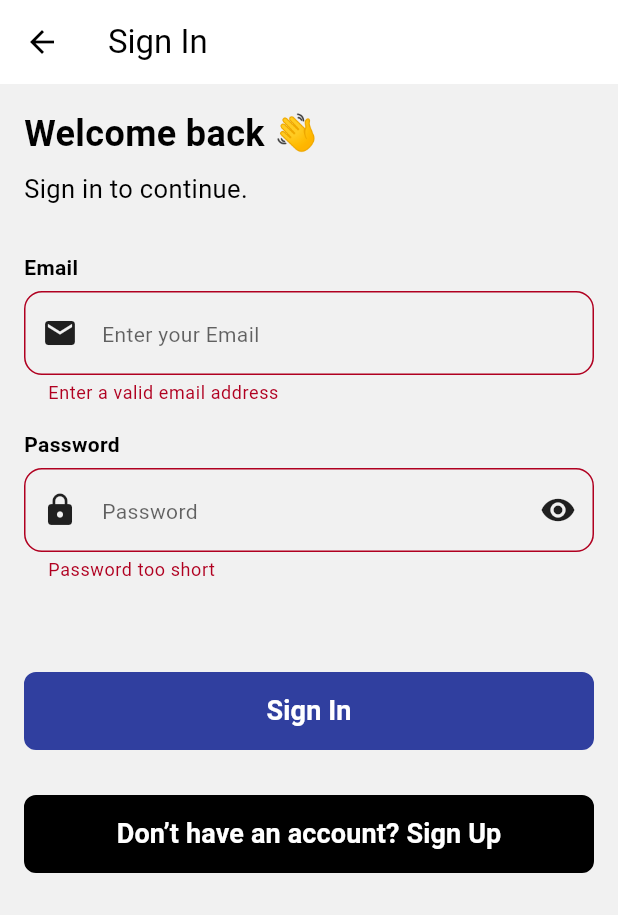
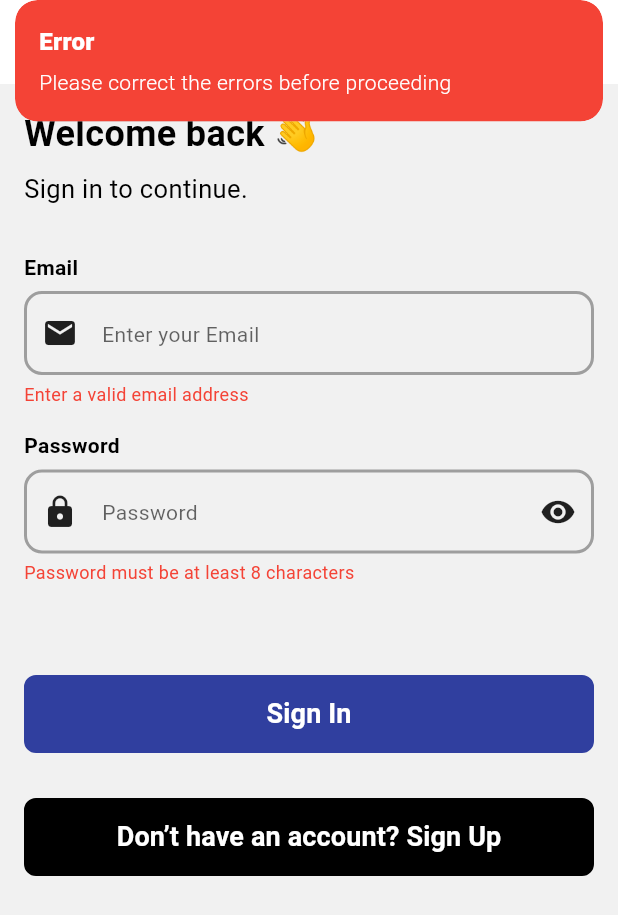
Before and after one commit to Ade1fe/cat-app, a Flutter app: the SignInScreen screen opened by its route, after a tap on "Sign In", on a phone screen of 412 x 824 dp. Shown: the top 915 px of the screen. Run offline on Flutter 3.47's test engine with Material 3 defaults, Android fonts, the phone set to English and light mode, and no system bars; our stand-ins replace get, shared_preferences; accounts and stored records are empty.

Commit message:
sharedpref and error fixes

```diff
--- a/lib/auth/sign_in_screen.dart
+++ b/lib/auth/sign_in_screen.dart
@@ -1,62 +1,28 @@
-// ignore_for_file: use_build_context_synchronously
-
-import 'package:cat_shop/hooks/auth_helper.dart';
+import 'package:cat_shop/controller/auth_controller.dart';
 import 'package:cat_shop/routes/route_names.dart';
+import 'package:cat_shop/theme/styles.dart';
+import 'package:cat_shop/theme/theme.dart';
+import 'package:cat_shop/widgets/bottom_navigation.dart';
+import 'package:cat_shop/widgets/custom_button.dart';
 import 'package:cat_shop/widgets/custom_input_field.dart';
 import 'package:flutter/material.dart';
-import 'package:shared_preferences/shared_preferences.dart';
-import 'package:cat_shop/widgets/bottom_navigation.dart';
-import 'package:cat_shop/widgets/custom_button.dart';
-import 'package:cat_shop/theme/styles.dart';
-import 'package:cat_shop/theme/theme.dart';
+import 'package:get/get.dart';
 
 class SignInScreen extends StatefulWidget {
   const SignInScreen({super.key});
 
   @override
-  // ignore: library_private_types_in_public_api
-  _SignInScreenState createState() => _SignInScreenState();
+  State<SignInScreen> createState() => _SignInScreenState();
 }
 
 class _SignInScreenState extends State<SignInScreen> {
-  final emailController = TextEditingController();
-  final passwordController = TextEditingController();
+  final AuthController authController = Get.put(AuthController());
+  final RxBool isLoading = false.obs;
   bool passwordVisible = true;
-  bool isLoading = false;
   final _formKey = GlobalKey<FormState>();
 
-  Future<void> _signIn() async {
-    setState(() => isLoading = true);
-
-    final email = emailController.text.trim();
-    final password = passwordController.text.trim();
-
-    if (email.isEmpty || password.isEmpty) {
-      _showSnackbar('Email or password cannot be empty.');
-      setState(() => isLoading = false);
-      return;
-    }
-
-    try {
-      final isValid = await AuthHelper.validateLogin(email, password, email);
-
-      if (isValid) {
-        final prefs = await SharedPreferences.getInstance();
-        prefs.setBool('isLoggedIn', true);
-        prefs.setString('fullName', email);
-
-        if (mounted) {
-          _navigateToHome(email);
-        }
-      } else {
-        _showSnackbar('Invalid login credentials.');
-      }
-    } catch (error) {
-      _showSnackbar('An error occurred during sign-in. Please try again.');
-      debugPrint('Error during sign-in: $error');
-    } finally {
-      if (mounted) setState(() => isLoading = false);
-    }
+  Future<void> signIn() async {
+    authController.login();
   }
 
   void _navigateToHome(String fullName) {
@@ -68,31 +34,14 @@ class _SignInScreenState extends State<SignInScreen> {
     );
   }
 
-  void _showSnackbar(String message) {
-    ScaffoldMessenger.of(context)
-        .showSnackBar(SnackBar(content: Text(message)));
-  }
-
-  String? _validateEmail(String value) {
-    final emailRegex = RegExp(r"^[a-zA-Z0-9.]+@[a-zA-Z0-9]+\.[a-zA-Z]+$");
-    return emailRegex.hasMatch(value) ? null : 'Enter a valid email address';
-  }
-
-  @override
-  void dispose() {
-    emailController.dispose();
-    passwordController.dispose();
-    super.dispose();
-  }
-
   @override
   Widget build(BuildContext context) {
     return Scaffold(
       appBar: AppBar(title: const Text('Sign In')),
-      body: Form(
+      body: Padding(
+        padding: const EdgeInsets.all(16.0),
+        child: Form(
           key: _formKey,
-        child: Padding(
-          padding: const EdgeInsets.all(16.0),
           child: ListView(
             children: [
               const Text('Welcome back 👋', style: Styles.titleOne),
@@ -102,41 +51,74 @@ class _SignInScreenState extends State<SignInScreen> {
               const Text('Email', style: Styles.labelOne),
               const SizedBox(height: 6),
               CustomInputField(
-                controller: emailController,
+                controller: authController.emailController,
                 hintText: 'Enter your Email',
                 prefixIcon: Icons.email,
-                validator: (value) => _validateEmail(value ?? ''),
               ),
+              Obx(() => authController.isEmailValid.value
+                  ? const SizedBox.shrink()
+                  : const Padding(
+                      padding: EdgeInsets.only(top: 4.0),
+                      child: Text(
+                        'Enter a valid email address',
+                        style: TextStyle(color: Colors.red, fontSize: 12),
+                      ),
+                    )),
               const SizedBox(height: 16),
               const Text('Password', style: Styles.labelOne),
               const SizedBox(height: 6),
               CustomInputField(
-                controller: passwordController,
+                controller: authController.passwordController,
                 hintText: 'Password',
                 prefixIcon: Icons.lock,
                 isPasswordField: true,
                 obscureText: passwordVisible,
                 togglePasswordVisibility: () {
-                  setState(() => passwordVisible = !passwordVisible);
+                  setState(() {
+                    passwordVisible = !passwordVisible;
+                  });
                 },
-                validator: (value) =>
-                    (value?.length ?? 0) < 8 ? 'Password too short' : null,
               ),
+              Obx(() => authController.isPasswordValid.value
+                  ? const SizedBox.shrink()
+                  : const Padding(
+                      padding: EdgeInsets.only(top: 4.0),
+                      child: Text(
+                        'Password must be at least 8 characters',
+                        style: TextStyle(color: Colors.red, fontSize: 12),
+                      ),
+                    )),
               const SizedBox(height: 60),
-              CustomButton(
+              Obx(() => CustomButton(
                     text: 'Sign In',
                     backgroundColor: ThemeClass.mainColor,
                     textColor: Colors.white,
                     width: 200,
                     borderWidth: 2,
                     borderColor: ThemeClass.mainColor,
-                isLoading: isLoading,
+                    isLoading: isLoading.value,
                     onPressed: () {
                       if (_formKey.currentState?.validate() ?? false) {
-                    _signIn();
+                        isLoading.value = true;
+
+                        authController.login();
+                        if (authController.isEmailValid.value &&
+                            authController.isPasswordValid.value) {
+                          isLoading.value = false;
+                          _navigateToHome(
+                              authController.fullNameController.text);
+                        } else {
+                          isLoading.value = false;
+                          Get.snackbar(
+                            'Error',
+                            'Please correct the errors before proceeding',
+                            colorText: Colors.white,
+                            backgroundColor: Colors.red,
+                          );
+                        }
                       }
                     },
-              ),
+                  )),
               const SizedBox(height: 30),
               CustomButton(
                 text: 'Don’t have an account? Sign Up',
@@ -146,7 +128,7 @@ class _SignInScreenState extends State<SignInScreen> {
                 borderWidth: 2,
                 borderColor: Colors.black,
                 onPressed: () {
-                  Navigator.pushNamed(context, RouteNames.signUp);
+                  Get.toNamed(RouteNames.signUp);
                 },
               ),
             ],
--- /dev/null
+++ b/lib/controller/auth_controller.dart
@@ -0,0 +1,82 @@
+
+import 'package:flutter/material.dart';
+import 'package:get/get.dart';
+
+class AuthController extends GetxController {
+  RxBool isLoggedIn = false.obs;
+
+  var emailController = TextEditingController();
+  var passwordController = TextEditingController();
+  var fullNameController = TextEditingController();
+
+  var isEmailValid = true.obs;
+  var isPasswordValid = true.obs;
+  var isFullNameValid = true.obs;
+
+  String? validateEmail(String email) {
+    final emailRegex = RegExp(r"^[a-zA-Z0-9.]+@[a-zA-Z0-9]+\.[a-zA-Z]+$");
+    return emailRegex.hasMatch(email) ? null : 'Enter a valid email address';
+  }
+
+  String? validatePassword(String password) {
+    return password.length >= 8
+        ? null
+        : 'Password must be at least 8 characters';
+  }
+
+  String? validateName(String name) {
+    return name.isNotEmpty && RegExp(r'^[a-zA-Z]+$').hasMatch(name)
+        ? null
+        : 'Name must only contain letters';
+  }
+
+  void login() {
+    String email = emailController.text.trim();
+    String password = passwordController.text;
+
+    isEmailValid.value = validateEmail(email) == null;
+    isPasswordValid.value = validatePassword(password) == null;
+
+    if (isEmailValid.value && isPasswordValid.value) {
+      Get.snackbar(
+        'Success',
+        'Logged In Successfully',
+        colorText: Colors.white,
+        backgroundColor: Colors.green,
+      );
+    } else {
+      Get.snackbar(
+        'Error',
+        'Please correct the errors before proceeding',
+        colorText: Colors.white,
+        backgroundColor: Colors.red,
+      );
+    }
+  }
+
+  void signup({required String email, required String password, required String fullName}) {
+    String email = emailController.text.trim();
+    String password = passwordController.text;
+    String fullName = fullNameController.text;
+
+    isEmailValid.value = validateEmail(email) == null;
+    isPasswordValid.value = validatePassword(password) == null;
+    isFullNameValid.value = validateName(fullName) == null;
+
+    if (isEmailValid.value && isPasswordValid.value && isFullNameValid.value) {
+      Get.snackbar(
+        'Success',
+        'Logged In Successfully',
+        colorText: Colors.white,
+        backgroundColor: Colors.green,
+      );
+    } else {
+      Get.snackbar(
+        'Error',
+        'Please correct the errors before proceeding',
+        colorText: Colors.white,
+        backgroundColor: Colors.red,
+      );
+    }
+  }
+}
--- a/lib/main.dart
+++ b/lib/main.dart
@@ -2,7 +2,7 @@ import 'package:cat_shop/routes/app_routes.dart';
 import 'package:cat_shop/routes/route_names.dart';
 import 'package:cat_shop/theme/theme.dart';
 import 'package:flutter/material.dart';
-// import 'package:cat_shop/screens/splash_screen.dart';
+import 'package:get/get.dart';
 
 void main() {
   runApp(const MyApp());
@@ -13,12 +13,11 @@ class MyApp extends StatelessWidget {
 
   @override
   Widget build(BuildContext context) {
-    return MaterialApp(
+    return GetMaterialApp(
       debugShowCheckedModeBanner: false,
       theme: ThemeClass.lightTheme,
       darkTheme: ThemeClass.darkTheme,
       themeMode: ThemeMode.system,
-      // home: const SplashScreen(),
       onGenerateRoute: AppRoutes.generateRoute,
       initialRoute: RouteNames.home,
     );
--- a/lib/routes/app_routes.dart
+++ b/lib/routes/app_routes.dart
@@ -13,6 +13,7 @@ class AppRoutes {
       case RouteNames.signUp:
         return MaterialPageRoute(builder: (_) => const SignUpScreen());
       case RouteNames.signIn:
+        // return MaterialPageRoute(builder: (_) => const SignInScreen());
         return MaterialPageRoute(builder: (_) => const SignInScreen());
       case RouteNames.dashBoard:
         final fullName = settings.arguments as String;
--- a/lib/screens/dashboard_screen.dart
+++ b/lib/screens/dashboard_screen.dart
@@ -1,10 +1,13 @@
+
 import 'package:flutter/material.dart';
 import 'package:cat_shop/theme/styles.dart';
+
 
 class DashboardScreen extends StatelessWidget {
   const DashboardScreen({super.key, required this.fullName});
 
   final String fullName;
+
 
   @override
   Widget build(BuildContext context) {
--- a/lib/widgets/custom_input_field.dart
+++ b/lib/widgets/custom_input_field.dart
@@ -1,4 +1,3 @@
-
 import 'package:cat_shop/theme/theme.dart';
 import 'package:flutter/material.dart';
 
@@ -9,8 +8,7 @@ class CustomInputField extends StatefulWidget {
   final FormFieldValidator<String>? validator;
   final bool isPasswordField;
   final bool obscureText;
-  final VoidCallback?
-      togglePasswordVisibility;
+  final VoidCallback? togglePasswordVisibility;
   final Widget? suffixIcon;
 
   const CustomInputField({
```
Also changed, not shown: lib/auth/sign_up_screen.dart (+97 -75 lines), lib/hooks/auth_helper.dart (deleted, +0 -15 lines), lib/widgets/bottom_navigation.dart (+17 -1 lines), pubspec.yaml (+5 -4 lines), pubspec.lock, 1 other file. Lines whose indentation alone changed are shown as unchanged.
